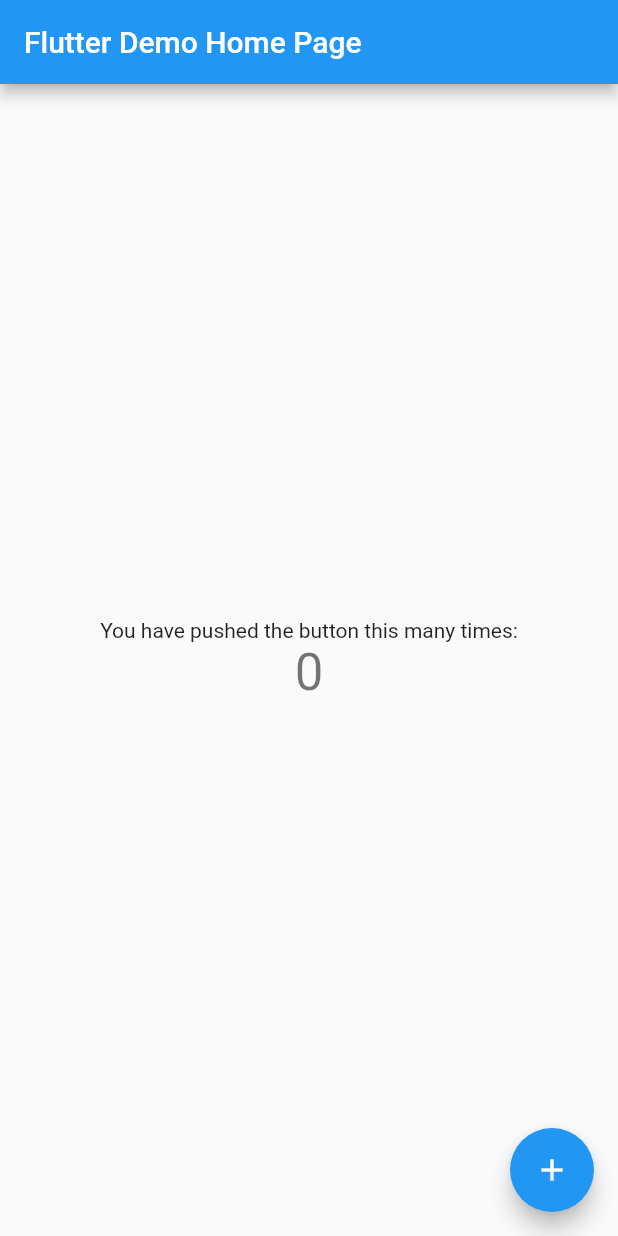
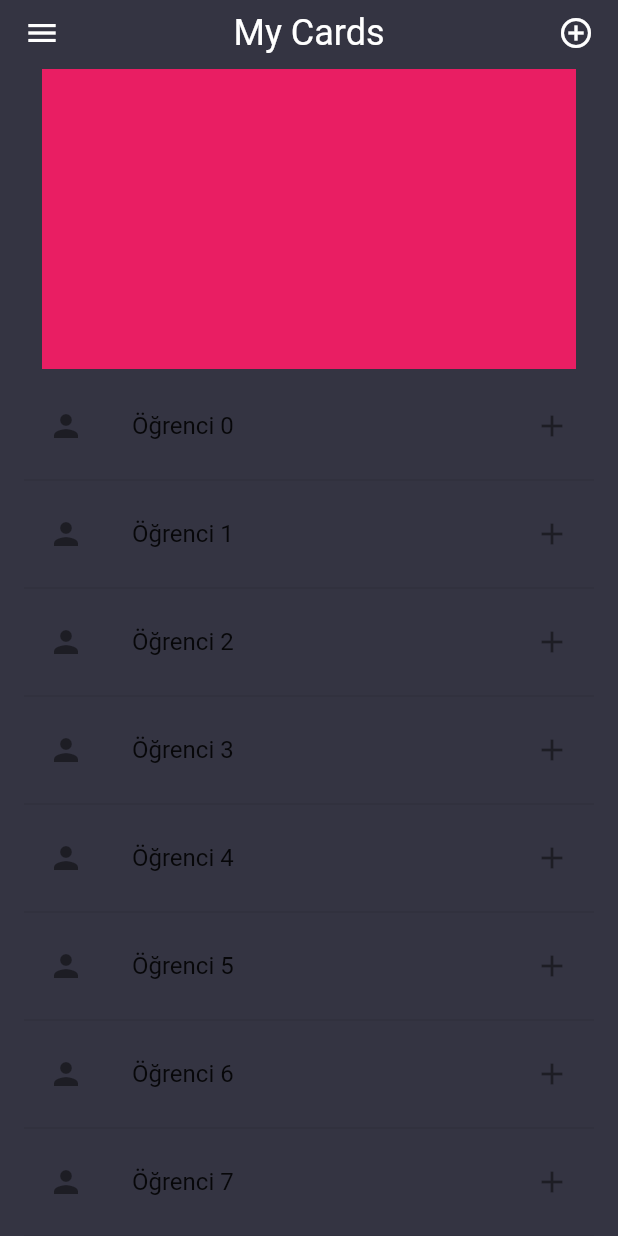
Before and after one commit to mustafarenkci/flutter_slider_menu, a Flutter app: the screen it shows after launch, on a phone screen of 412 x 824 dp. Run offline on Flutter 3.47's test engine with Material 2 defaults, Android fonts, the phone set to English and light mode, and no system bars.

Commit message:
first commit

```diff
--- a/lib/main.dart
+++ b/lib/main.dart
@@ -1,111 +1,29 @@
 import 'package:flutter/material.dart';
+import 'package:flutter/services.dart';
+import 'package:flutter_slider_menu/menu_dashboard_widget.dart';
 
-void main() => runApp(MyApp());
+void main() {
+  final Color backgroundColor = Color(0xFF343442);
+  SystemChrome.setSystemUIOverlayStyle(SystemUiOverlayStyle(
+    statusBarColor: backgroundColor,
+    statusBarIconBrightness: Brightness.light,
+    systemNavigationBarColor: Colors.pink,
+    systemNavigationBarIconBrightness: Brightness.dark,
+  ));
+
+  runApp(MyApp());
+}
 
 class MyApp extends StatelessWidget {
-  // This widget is the root of your application.
   @override
   Widget build(BuildContext context) {
     return MaterialApp(
-      title: 'Flutter Demo',
+      debugShowCheckedModeBanner: false,
+      title: "Menu Dashboard",
       theme: ThemeData(
-        // This is the theme of your application.
-        //
-        // Try running your application with "flutter run". You'll see the
-        // application has a blue toolbar. Then, without quitting the app, try
-        // changing the primarySwatch below to Colors.green and then invoke
-        // "hot reload" (press "r" in the console where you ran "flutter run",
-        // or simply save your changes to "hot reload" in a Flutter IDE).
-        // Notice that the counter didn't reset back to zero; the application
-        // is not restarted.
         primarySwatch: Colors.blue,
       ),
-      home: MyHomePage(title: 'Flutter Demo Home Page'),
+      home: MenuDashboard(),
     );
   }
 }
-
-class MyHomePage extends StatefulWidget {
-  MyHomePage({Key key, this.title}) : super(key: key);
-
-  // This widget is the home page of your application. It is stateful, meaning
-  // that it has a State object (defined below) that contains fields that affect
-  // how it looks.
-
-  // This class is the configuration for the state. It holds the values (in this
-  // case the title) provided by the parent (in this case the App widget) and
-  // used by the build method of the State. Fields in a Widget subclass are
-  // always marked "final".
-
-  final String title;
-
-  @override
-  _MyHomePageState createState() => _MyHomePageState();
-}
-
-class _MyHomePageState extends State<MyHomePage> {
-  int _counter = 0;
-
-  void _incrementCounter() {
-    setState(() {
-      // This call to setState tells the Flutter framework that something has
-      // changed in this State, which causes it to rerun the build method below
-      // so that the display can reflect the updated values. If we changed
-      // _counter without calling setState(), then the build method would not be
-      // called again, and so nothing would appear to happen.
-      _counter++;
-    });
-  }
-
-  @override
-  Widget build(BuildContext context) {
-    // This method is rerun every time setState is called, for instance as done
-    // by the _incrementCounter method above.
-    //
-    // The Flutter framework has been optimized to make rerunning build methods
-    // fast, so that you can just rebuild anything that needs updating rather
-    // than having to individually change instances of widgets.
-    return Scaffold(
-      appBar: AppBar(
-        // Here we take the value from the MyHomePage object that was created by
-        // the App.build method, and use it to set our appbar title.
-        title: Text(widget.title),
-      ),
-      body: Center(
-        // Center is a layout widget. It takes a single child and positions it
-        // in the middle of the parent.
-        child: Column(
-          // Column is also a layout widget. It takes a list of children and
-          // arranges them vertically. By default, it sizes itself to fit its
-          // children horizontally, and tries to be as tall as its parent.
-          //
-          // Invoke "debug painting" (press "p" in the console, choose the
-          // "Toggle Debug Paint" action from the Flutter Inspector in Android
-          // Studio, or the "Toggle Debug Paint" command in Visual Studio Code)
-          // to see the wireframe for each widget.
-          //
-          // Column has various properties to control how it sizes itself and
-          // how it positions its children. Here we use mainAxisAlignment to
-          // center the children vertically; the main axis here is the vertical
-          // axis because Columns are vertical (the cross axis would be
-          // horizontal).
-          mainAxisAlignment: MainAxisAlignment.center,
-          children: <Widget>[
-            Text(
-              'You have pushed the button this many times:',
-            ),
-            Text(
-              '$_counter',
-              style: Theme.of(context).textTheme.display1,
-            ),
-          ],
-        ),
-      ),
-      floatingActionButton: FloatingActionButton(
-        onPressed: _incrementCounter,
-        tooltip: 'Increment',
-        child: Icon(Icons.add),
-      ), // This trailing comma makes auto-formatting nicer for build methods.
-    );
-  }
-}
--- /dev/null
+++ b/lib/menu_dashboard_widget.dart
@@ -0,0 +1,214 @@
+import 'package:flutter/material.dart';
+
+final TextStyle menuStyle = TextStyle(color: Colors.white, fontSize: 20);
+final Color backgroundColor = Color(0xFF343442);
+
+class MenuDashboard extends StatefulWidget {
+  @override
+  _MenuDashboardState createState() => _MenuDashboardState();
+}
+
+class _MenuDashboardState extends State<MenuDashboard>
+    with SingleTickerProviderStateMixin {
+  double ekranYuksekligi, ekranGenisligi;
+  bool menuAcikmi = false;
+  AnimationController _controller;
+  Animation<double> _scaleAnimation;
+  Animation<double> _scaleMenuAnimation;
+  Animation<Offset> _menuOffsetAnimation;
+
+  final Duration _duration = Duration(milliseconds: 500);
+
+  @override
+  void initState() {
+    // TODO: implement initState
+    super.initState();
+    _controller = AnimationController(vsync: this, duration: _duration);
+    _scaleAnimation = Tween(begin: 1.0, end: 0.6).animate(
+        CurvedAnimation(parent: _controller, curve: Curves.easeInOutQuint));
+    _scaleMenuAnimation = Tween(begin: 0.0, end: 1.0).animate(
+        CurvedAnimation(parent: _controller, curve: Curves.easeInOutQuint));
+    _menuOffsetAnimation = Tween(begin: Offset(-1, 0), end: Offset(0, 0))
+        .animate(CurvedAnimation(parent: _controller, curve: Curves.easeIn));
+  }
+
+  @override
+  void dispose() {
+    // TODO: implement dispose
+    _controller.dispose();
+    super.dispose();
+  }
+
+  @override
+  Widget build(BuildContext context) {
+    ekranYuksekligi = MediaQuery.of(context).size.height;
+    ekranGenisligi = MediaQuery.of(context).size.width;
+
+    return Scaffold(
+      backgroundColor: backgroundColor,
+      body: SafeArea(
+        child: Stack(
+          children: <Widget>[
+            menuOlustur(context),
+            dashBoardOlustur(context),
+          ],
+        ),
+      ),
+    );
+  }
+
+  Widget menuOlustur(BuildContext context) {
+    return SlideTransition(
+      position: _menuOffsetAnimation,
+      child: ScaleTransition(
+        scale: _scaleMenuAnimation,
+        child: Padding(
+          padding: const EdgeInsets.only(left: 16.0),
+          child: Align(
+            alignment: Alignment.centerLeft,
+            child: Column(
+              mainAxisSize: MainAxisSize.min,
+              mainAxisAlignment: MainAxisAlignment.spaceAround,
+              crossAxisAlignment: CrossAxisAlignment.start,
+              children: <Widget>[
+                Text(
+                  "Dashboard",
+                  style: menuStyle,
+                ),
+                SizedBox(
+                  height: 10,
+                ),
+                Text(
+                  "Mesajlar",
+                  style: menuStyle,
+                ),
+                SizedBox(
+                  height: 10,
+                ),
+                Text(
+                  "Utilities",
+                  style: menuStyle,
+                ),
+                SizedBox(
+                  height: 10,
+                ),
+                Text(
+                  "Dashboard",
+                  style: menuStyle,
+                ),
+                SizedBox(
+                  height: 10,
+                ),
+                Text(
+                  "Dashboard",
+                  style: menuStyle,
+                ),
+                SizedBox(
+                  height: 10,
+                ),
+              ],
+            ),
+          ),
+        ),
+      ),
+    );
+  }
+
+  Widget dashBoardOlustur(BuildContext context) {
+    return AnimatedPositioned(
+      curve: Curves.easeInOutQuint,
+      duration: _duration,
+      top: 0,
+      bottom: 0,
+      left: menuAcikmi ? 0.6 * ekranGenisligi : 0,
+      right: menuAcikmi ? -0.4 * ekranGenisligi : 0,
+      child: ScaleTransition(
+        scale: _scaleAnimation,
+        child: Material(
+          borderRadius:
+              menuAcikmi ? BorderRadius.all(Radius.circular(40)) : null,
+          elevation: 8.0,
+          color: backgroundColor,
+          child: SingleChildScrollView(
+            child: Container(
+              padding: EdgeInsets.only(left: 16.0, right: 16.0, top: 8.0),
+              child: Column(
+                children: <Widget>[
+                  Row(
+                    mainAxisAlignment: MainAxisAlignment.spaceBetween,
+                    children: <Widget>[
+                      InkWell(
+                        onTap: () {
+                          setState(() {
+                            if (menuAcikmi)
+                              _controller.reverse();
+                            else
+                              _controller.forward();
+                            menuAcikmi = !menuAcikmi;
+                          });
+                        },
+                        child: Icon(
+                          Icons.menu,
+                          color: Colors.white,
+                        ),
+                      ),
+                      Text(
+                        "My Cards",
+                        style: TextStyle(color: Colors.white, fontSize: 24),
+                      ),
+                      Icon(
+                        Icons.add_circle_outline,
+                        color: Colors.white,
+                      ),
+                    ],
+                  ),
+                  Container(
+                    margin: EdgeInsets.only(top: 10),
+                    height: 200,
+                    child: PageView(
+                      scrollDirection: Axis.horizontal,
+                      children: <Widget>[
+                        Container(
+                          color: Colors.pink,
+                          width: 100,
+                          margin: EdgeInsets.symmetric(horizontal: 12.0),
+                        ),
+                        Container(
+                          color: Colors.purple,
+                          width: 100,
+                          margin: EdgeInsets.symmetric(horizontal: 12.0),
+                        ),
+                        Container(
+                          color: Colors.teal,
+                          width: 100,
+                          margin: EdgeInsets.symmetric(horizontal: 12.0),
+                        )
+                      ],
+                    ),
+                  ),
+                  SizedBox(
+                    height: 10,
+                  ),
+                  ListView.separated(
+                      shrinkWrap: true,
+                      physics: BouncingScrollPhysics(),
+                      itemBuilder: (context, index) {
+                        return ListTile(
+                          leading: Icon(Icons.person),
+                          title: Text("Öğrenci $index"),
+                          trailing: Icon(Icons.add),
+                        );
+                      },
+                      separatorBuilder: (context, index) {
+                        return Divider();
+                      },
+                      itemCount: 50),
+                ],
+              ),
+            ),
+          ),
+        ),
+      ),
+    );
+  }
+}
```
